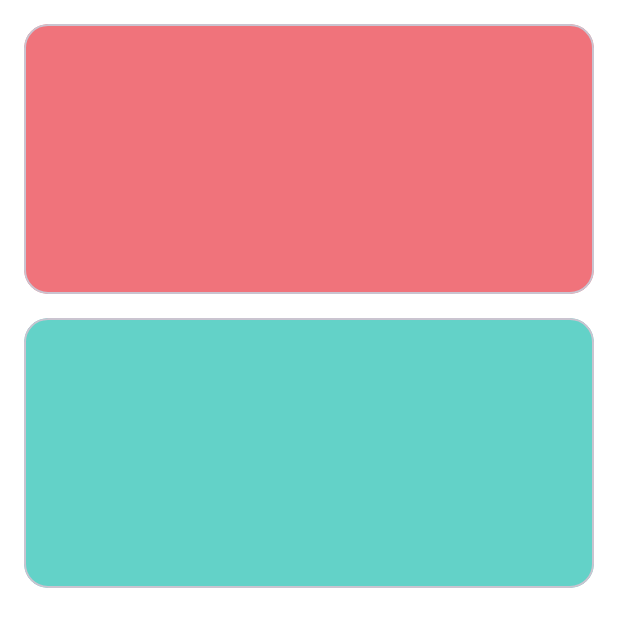
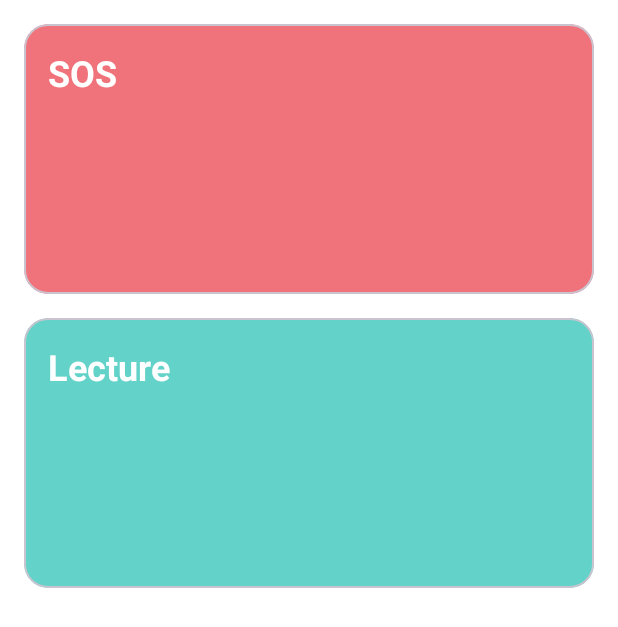
Before and after one commit to prabesh108/GitPro, an Android app: the screen it shows after launch (MainActivity), on a phone screen of 412 x 824 dp. Shown: the top 627 px of the screen. Run offline under Robolectric (Android 15) with nearby library versions, the phone set to English and light mode, and no system bars.

Commit message:
both box with text run successfully

```diff
--- a/app/src/main/res/layout/activity_main.xml
+++ b/app/src/main/res/layout/activity_main.xml
@@ -3,8 +3,8 @@
     xmlns:app="http://schemas.android.com/apk/res-auto"
     xmlns:tools="http://schemas.android.com/tools"
     android:layout_width="match_parent"
+    android:layout_height="match_parent"
     android:background="#FFF"
-    android:layout_height="match_parent"
     tools:context=".MainActivity">
 
     <com.google.android.material.card.MaterialCardView
@@ -17,6 +17,22 @@
         app:layout_constraintTop_toTopOf="parent"
         tools:ignore="MissingConstraints" />
 
+    <TextView
+        android:id="@+id/sos_text"
+        android:layout_width="wrap_content"
+        android:layout_height="wrap_content"
+        android:layout_margin="16dp"
+        android:elevation="8dp"
+        android:text="SOS"
+        android:textColor="#FFFF"
+        android:textSize="24dp"
+        android:textStyle="bold"
+        app:layout_constraintStart_toStartOf="@+id/pink_card"
+        app:layout_constraintTop_toTopOf="@+id/pink_card"
+        tools:ignore="MissingConstraints">
+
+    </TextView>
+
     <com.google.android.material.card.MaterialCardView
         android:id="@+id/green_card"
         android:layout_width="match_parent"
@@ -27,4 +43,18 @@
         app:layout_constraintTop_toBottomOf="@+id/pink_card"
         tools:ignore="MissingConstraints" />
 
+    <TextView
+        android:id="@+id/lecture_text"
+        android:layout_width="wrap_content"
+        android:layout_height="wrap_content"
+        android:layout_margin="16dp"
+        android:elevation="8dp"
+        android:text="Lecture"
+        android:textColor="#FFFF"
+        android:textSize="24dp"
+        android:textStyle="bold"
+        app:layout_constraintStart_toStartOf="@+id/green_card"
+        app:layout_constraintTop_toTopOf="@+id/green_card"
+        tools:ignore="MissingConstraints" />
+
 </androidx.constraintlayout.widget.ConstraintLayout>
```
